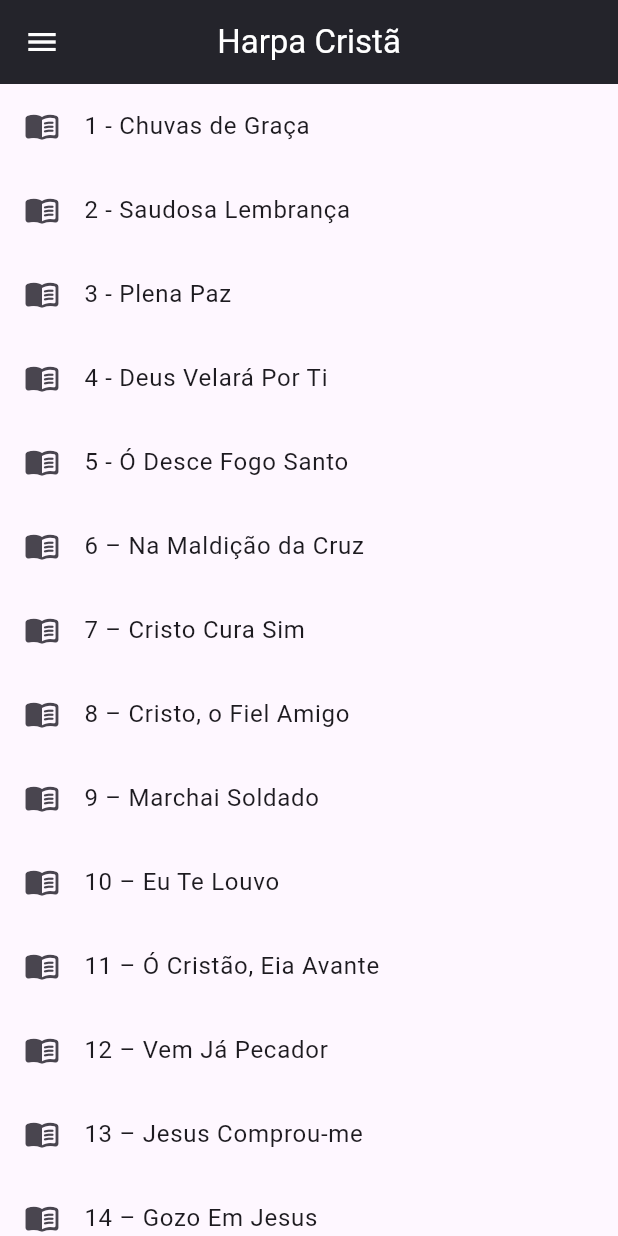
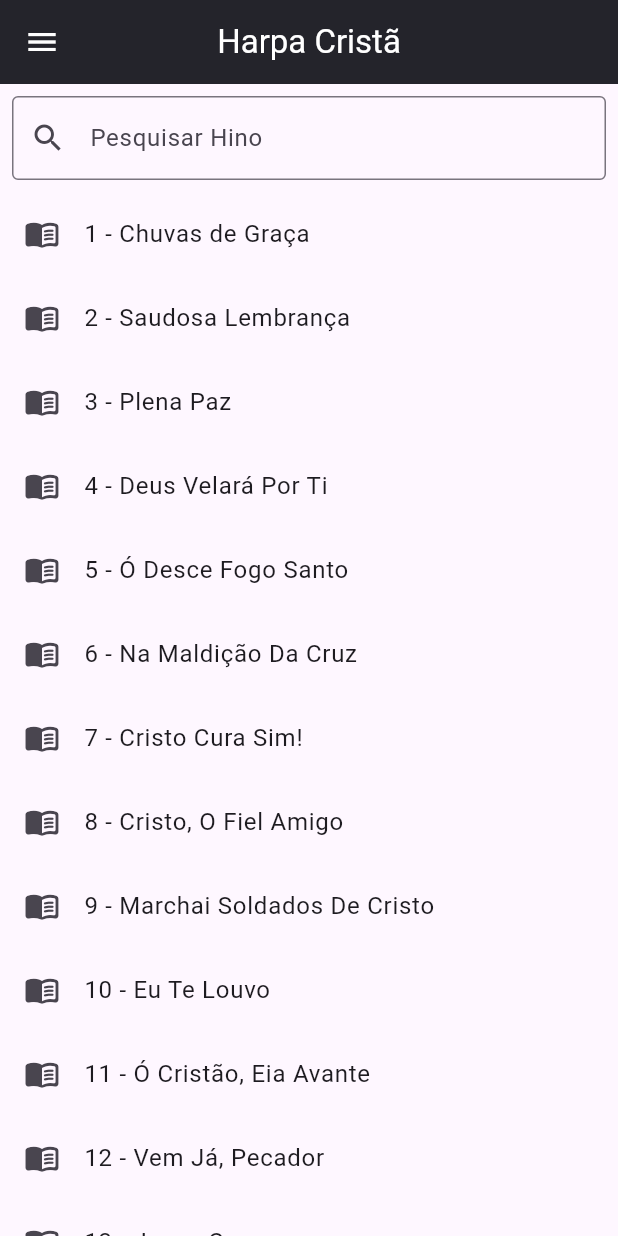
Before and after one commit to SilvaRuan16/Biblia-Harpa, a Flutter app: the HarpaList screen opened directly, on a phone screen of 412 x 824 dp. Run offline on Flutter 3.47's test engine with Material 3 defaults, Android fonts, the phone set to English and light mode, and no system bars.

Commit message:
Adicionando barra de pesquisa e add mais hinos

```diff
--- a/lib/src/sizelist/harpalist.dart
+++ b/lib/src/sizelist/harpalist.dart
@@ -3,25 +3,30 @@ import 'package:appbible/src/content/harpContent.dart';
 import 'package:appbible/src/initial/initial.dart';
 import 'package:flutter/material.dart';
 
-class HarpaList extends StatelessWidget {
-  HarpaList({super.key});
+class HarpaList extends StatefulWidget {
+  const HarpaList({super.key});
 
+  @override
+  _HarpaListState createState() => _HarpaListState();
+}
+
+class _HarpaListState extends State<HarpaList> {
   final List<String> harps = [
     '1 - Chuvas de Graça',
     '2 - Saudosa Lembrança',
     '3 - Plena Paz',
     '4 - Deus Velará Por Ti',
     '5 - Ó Desce Fogo Santo',
-    '6 – Na Maldição da Cruz',
-    '7 – Cristo Cura Sim',
-    '8 – Cristo, o Fiel Amigo',
-    '9 – Marchai Soldado',
-    '10 – Eu Te Louvo',
-    '11 – Ó Cristão, Eia Avante',
-    '12 – Vem Já Pecador',
-    '13 – Jesus Comprou-me',
-    '14 – Gozo Em Jesus',
-    '15 – Conversão',
+    '6 - Na Maldição Da Cruz',
+    '7 - Cristo Cura Sim!',
+    '8 - Cristo, O Fiel Amigo',
+    "9 - Marchai Soldados De Cristo",
+    "10 - Eu Te Louvo",
+    "11 - Ó Cristão, Eia Avante",
+    "12 - Vem Já, Pecador",
+    "13 - Jesus Comprou-me",
+    "14 - Gozo Em Jesus",
+    "15 - Conversão",
     '16 - Despertar Para o Trabalho',
     '17 - Pensando Em Jesus',
     '18 - Grata Nova',
@@ -179,8 +184,63 @@ class HarpaList extends StatelessWidget {
     "170 - Ao Calvário de Horror",
     "171 - Um Pecador Remido",
     "172 - Ó Vem Te Entregar",
+    "173 - Os Santos Louvam Ao Senhor",
+    "174 - Glória, Aleluia, Gloria",
+    "175 - Irmãos Amados",
+    "176 - Sacerdotes do Senhor",
+    "177 - Salvo Estou",
+    "178 - Gloriosa Paz",
+    "179 - Redentor Formoso",
+    "180 - Em Cristo Fruímos a Paz",
+    "181 - Vem, Celeste Redentor",
+    "182 - Jesus no Getsêmane",
+    "183 - Ressuscitou!",
+    "184 - Meu Jesus! Meu Jesus!",
+    "185 - Invocação e Louvor",
+    "186 - De Valor em Valor",
+    "187 - Mais Perto Meu Deus de Ti!",
+    "188 - O Gozo do Céu",
+    "189 - Glória ao Salvador",
+    "190 - Cristo! Meu Cristo!",
+    "191 - O Meu Jesus",
+    "192 - Pelo Sangue",
+    "193 - A Alma Abatida",
+    "194 - Jesus Me Guiará",
+    "195 - Benigno Salvador",
+    "196 - Uma Flor Gloriosa",
+    "197 - O Lar da Glória",
+    "198 - Jesus o Bom Amigo",
+    "199 - A Ceia do Senhor",
+    "200 - O Bondoso Amigo"
+  ];
 
-  ];
+  List<String> filteredHarps = [];
+
+  final TextEditingController _searchController = TextEditingController();
+
+  @override
+  void initState() {
+    super.initState();
+
+    filteredHarps = harps;
+    _searchController.addListener(_filterHarps);
+  }
+
+  @override
+  void dispose() {
+    _searchController.removeListener(_filterHarps);
+    _searchController.dispose();
+    super.dispose();
+  }
+
+  void _filterHarps() {
+    setState(() {
+      filteredHarps = harps
+          .where((hino) =>
+              hino.toLowerCase().contains(_searchController.text.toLowerCase()))
+          .toList();
+    });
+  }
 
   @override
   Widget build(BuildContext context) {
@@ -245,23 +305,41 @@ class HarpaList extends StatelessWidget {
           ],
         ),
       ),
-      body: ListView.builder(
-        itemCount: harps.length,
+      body: Column(
+        children: [
+          Padding(
+            padding: const EdgeInsets.all(8.0),
+            child: TextField(
+              controller: _searchController,
+              decoration: const InputDecoration(
+                labelText: 'Pesquisar Hino',
+                border: OutlineInputBorder(),
+                prefixIcon: Icon(Icons.search),
+              ),
+            ),
+          ),
+          Expanded(
+            child: ListView.builder(
+              itemCount: filteredHarps.length,
               itemBuilder: (context, index) {
                 return ListTile(
                   leading: const Icon(Icons.menu_book_rounded),
-            title: Text(harps[index]),
+                  title: Text(filteredHarps[index]),
                   onTap: () {
                     Navigator.push(
                       context,
                       MaterialPageRoute(
-                  builder: (context) => HarpContentScreen(harp: harps[index]),
+                        builder: (context) =>
+                            HarpContentScreen(harp: filteredHarps[index]),
                       ),
                     );
                   },
                 );
               },
             ),
+          ),
+        ],
+      ),
     );
   }
 }
```
Also changed, not shown: lib/src/content/harpContent.dart (+20 -11 lines), assets/json/harpa_crista_640_hinos.json. Lines whose indentation alone changed are shown as unchanged.
